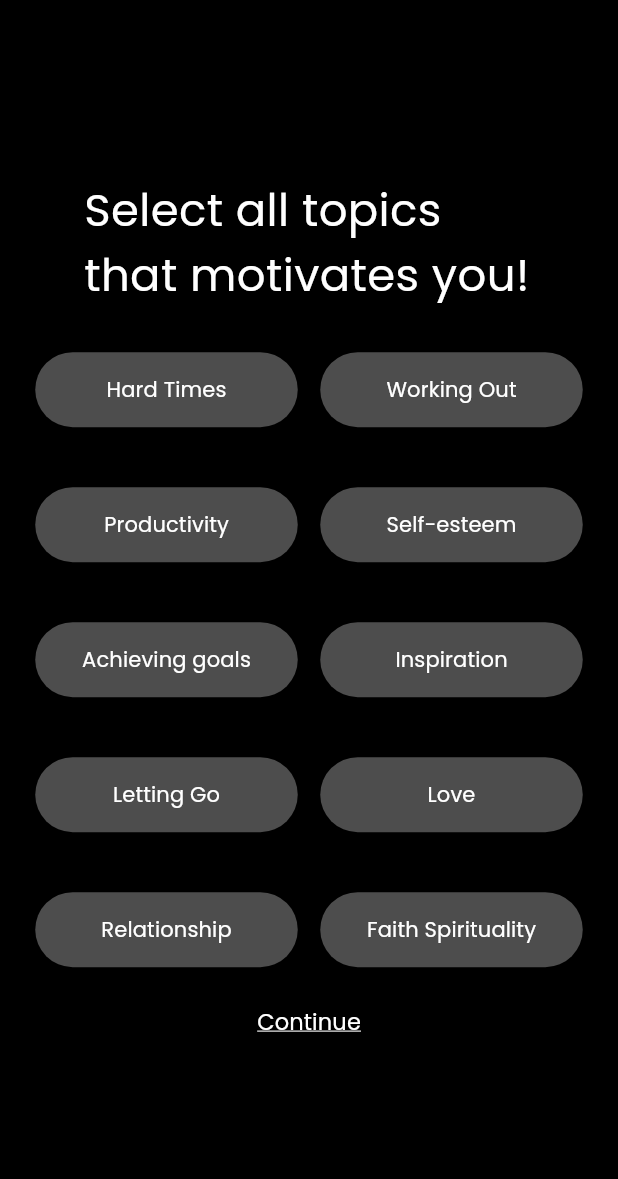
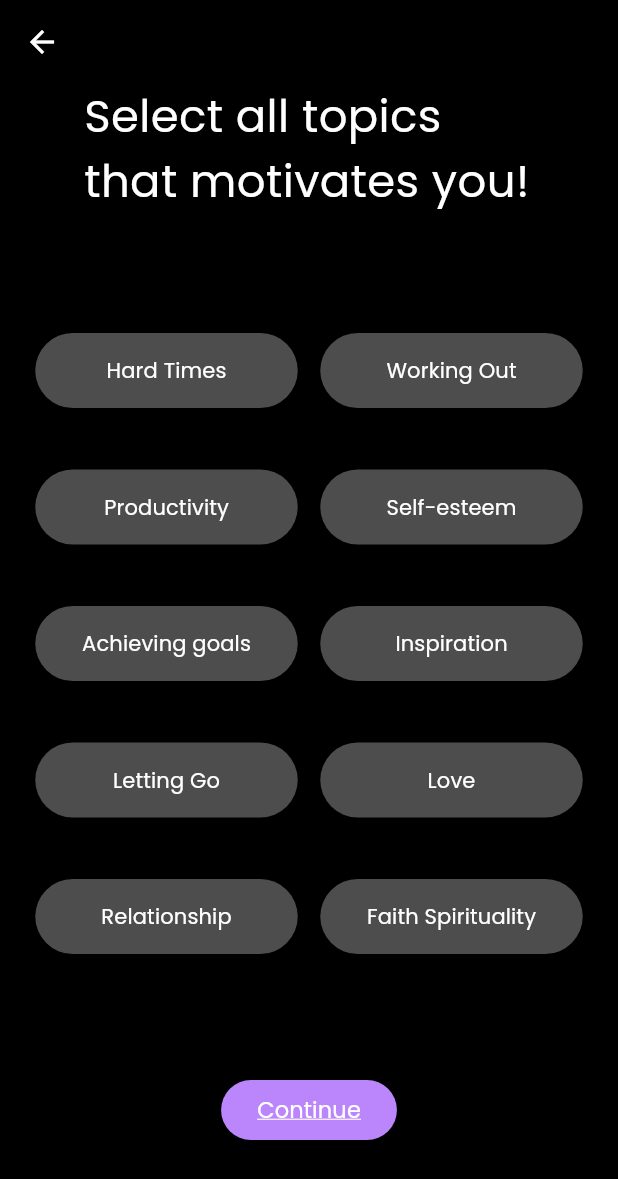
Before and after one commit to tanushreerjb/Wellness-App, a Flutter app: the UserpreferencePage screen opened directly, on a phone screen of 412 x 824 dp. Shown: the top 1179 px of the screen. Run offline on Flutter 3.47's test engine with Material 3 defaults, Android fonts, the phone set to English and light mode, and no system bars; our stand-ins replace cloud_firestore, dio, dotted_border, email_validator, firebase_auth, firebase_core and 2 more; accounts and stored records are empty.

Commit message:
User Preference Database & UI changes

```diff
--- a/lib/core/route/route_name.dart
+++ b/lib/core/route/route_name.dart
@@ -5,6 +5,7 @@ interface class AuthRouteName{
   static const String addCategoryScreen = "/add_category";
   static const String healthTipsScreen = "/health_tips";
   static const String adminDashboardScreen = "/admin_dashboard";
+  static const String userPreferenceScreen = "/user_preference";
 }
 
 class RoutesName{
--- a/lib/features/dashboard/dashboard.dart
+++ b/lib/features/dashboard/dashboard.dart
@@ -39,7 +39,7 @@ class _DashboardPageState extends State<DashboardPage> {
             color: Colors.white,
           ),
         ),
-        automaticallyImplyLeading: false,
+        //automaticallyImplyLeading: false,
         actions: [
           RawMaterialButton(
             child: CircleAvatar(
--- a/lib/main.dart
+++ b/lib/main.dart
@@ -74,12 +74,6 @@ class WellnessApp extends StatelessWidget {
         hoverColor: Colors.transparent,
       ),
 
-      //home: const LoginPage(),
-      // home: const SignupPage(),
-      // home: const UserpreferencePage(),
-      // home: const DashboardPage(),
-      // home: const ProfilePage(),
-      // home: const QuotePage(),
       onGenerateRoute: RouteConfig.generateRoute,
       initialRoute: RoutesName.defaultScreen,
     );
--- a/lib/user_preference.dart
+++ b/lib/user_preference.dart
@@ -1,6 +1,13 @@
+import 'dart:developer';
+
+import 'package:cloud_firestore/cloud_firestore.dart';
+import 'package:firebase_auth/firebase_auth.dart';
 import 'package:flutter/material.dart';
 import 'package:hugeicons/hugeicons.dart';
 import 'package:wellness_app/features/dashboard/dashboard.dart';
+
+import 'core/route/route_name.dart';
+import 'package:wellness_app/features/service/firestore_service.dart';
 
 class UserpreferencePage extends StatefulWidget {
   const UserpreferencePage({super.key});
@@ -10,19 +17,73 @@ class UserpreferencePage extends StatefulWidget {
 }
 
 class _UserpreferencePageState extends State<UserpreferencePage> {
+  // List of preference topics
+  bool isLoading = false;
   bool isChecked = false;
-  bool var1 = false;
-  bool var2 = false;
-  bool var3 = false;
-  bool var4 = false;
-  bool var5 = false;
-  bool var6 = false;
-  bool var7 = false;
-  bool var8 = false;
-  bool var9 = false;
-  bool var10 = false;
+
+  List<bool> preferences = List.filled(10, false);
+
+  // Add FireStoreService instance
+  final FireStoreService _fireStoreService = FireStoreService();
+
+  final List<String> topics = [
+    'Hard Times',
+    'Working Out',
+    'Productivity',
+    'Self-esteem',
+    'Achieving goals',
+    'Inspiration',
+    'Letting Go',
+    'Love',
+    'Relationship',
+    'Faith Spirituality',
+  ];
 
   @override
+  void initState() {
+    super.initState();
+  }
+
+  Future<void> _savePreferencesToFirebase() async {
+    setState(() {
+      isLoading = true;
+    });
+
+    try {
+      final user = FirebaseAuth.instance.currentUser;
+      if (user != null) {
+        // Get selected preferences using topics list instead of entry.key
+        List<String> selectedPreferences = [];
+        for (int i = 0; i < preferences.length; i++) {
+          if (preferences[i]) {
+            selectedPreferences.add(topics[i]);
+          }
+        }
+
+        // Use FireStoreService instead of direct Firestore call
+        await _fireStoreService.updateUserPreferences(
+          uuid: user.uid,
+          preferences: selectedPreferences,
+        );
+
+        // Navigate to dashboard
+        Navigator.of(context).pushNamed(AuthRouteName.dashboardScreen);
+      }
+    } catch (e) {
+      log("Failed to save preferences: $e");
+      ScaffoldMessenger.of(context).showSnackBar(
+        SnackBar(
+          content: Text('Failed to save preferences. Please try again.'),
+          backgroundColor: Colors.red,
+        ),
+      );
+    } finally {
+      setState(() {
+        isLoading = false;
+      });
+    }
+  }
+
   Widget build(BuildContext context) {
     Color getColor(Set<WidgetState> states) {
       const Set<WidgetState> interactiveStates = <WidgetState>{
@@ -38,10 +99,23 @@ class _UserpreferencePageState extends State<UserpreferencePage> {
 
     return Scaffold(
       backgroundColor: Colors.black,
+      appBar: AppBar(
+        backgroundColor: Colors.black,
+        title: const Text(
+          '',
+          style: TextStyle(
+            fontFamily: 'Poppins',
+            fontWeight: FontWeight.bold,
+            color: Colors.white,
+          ),
+        ),
+        //automaticallyImplyLeading: false,
+
+      ),
       body: Column(
-        spacing: 30, //equal spacing of 10
+        spacing: 80, //equal spacing of 10
         crossAxisAlignment: CrossAxisAlignment.center,
-        mainAxisAlignment: MainAxisAlignment.center,
+        mainAxisAlignment: MainAxisAlignment.start,
 
         children: [
           SizedBox(
@@ -59,7 +133,7 @@ class _UserpreferencePageState extends State<UserpreferencePage> {
           ),
 
           Column(
-            spacing: 12.5,
+            spacing: 13,
             children: [
               Row(
                 mainAxisAlignment: MainAxisAlignment.center,
@@ -71,20 +145,20 @@ class _UserpreferencePageState extends State<UserpreferencePage> {
                     width: 175,
                     child: FilledButton(
                       style: FilledButton.styleFrom(
-                        backgroundColor: var1
+                        backgroundColor: preferences[0]
                             ? Colors.white
                             : Colors.white30,
                       ),
                       onPressed: () {
                         setState(() {
-                          var1 = !var1;
+                          preferences[0] = !preferences[0];
                         });
                       }, //onPressed
 
                       child: Text(
                         'Hard Times',
                         style: TextStyle(
-                          color: var1 ? Colors.black : Colors.white,
+                          color: preferences[0] ? Colors.black : Colors.white,
                         ),
                       ),
                     ),
@@ -95,20 +169,20 @@ class _UserpreferencePageState extends State<UserpreferencePage> {
                     width: 175,
                     child: FilledButton(
                       style: FilledButton.styleFrom(
-                        backgroundColor: var2
+                        backgroundColor: preferences[1]
                             ? Colors.white
                             : Colors.white30,
                       ),
                       onPressed: () {
                         setState(() {
-                          var2 = !var2;
+                          preferences[1] = !preferences[1];
                         });
                       }, //onPressed
 
                       child: Text(
                         'Working Out',
                         style: TextStyle(
-                          color: var2 ? Colors.black : Colors.white,
+                          color: preferences[1] ? Colors.black : Colors.white,
                         ),
                       ),
                     ),
@@ -127,20 +201,20 @@ class _UserpreferencePageState extends State<UserpreferencePage> {
                     width: 175,
                     child: FilledButton(
                       style: FilledButton.styleFrom(
-                        backgroundColor: var3
+                        backgroundColor: preferences[2]
                             ? Colors.white
                             : Colors.white30,
                       ),
                       onPressed: () {
                         setState(() {
-                          var3 = !var3;
+                          preferences[2] = !preferences[2];
                         });
                       }, //onPressed
 
                       child: Text(
                         'Productivity',
                         style: TextStyle(
-                          color: var3 ? Colors.black : Colors.white,
+                          color: preferences[2] ? Colors.black : Colors.white,
                         ),
                       ),
                     ),
@@ -151,20 +225,20 @@ class _UserpreferencePageState extends State<UserpreferencePage> {
                     width: 175,
                     child: FilledButton(
                       style: FilledButton.styleFrom(
-                        backgroundColor: var4
+                        backgroundColor: preferences[3]
                             ? Colors.white
                             : Colors.white30,
                       ),
                       onPressed: () {
                         setState(() {
-                          var4 = !var4;
+                          preferences[3] = !preferences[3];
                         });
                       }, //onPressed
 
                       child: Text(
                         'Self-esteem',
                         style: TextStyle(
-                          color: var4 ? Colors.black : Colors.white,
+                          color: preferences[3] ? Colors.black : Colors.white,
                         ),
                       ),
                     ),
@@ -183,20 +257,20 @@ class _UserpreferencePageState extends State<UserpreferencePage> {
                     width: 175,
                     child: FilledButton(
                       style: FilledButton.styleFrom(
-                        backgroundColor: var5
+                        backgroundColor: preferences[4]
                             ? Colors.white
                             : Colors.white30,
                       ),
                       onPressed: () {
                         setState(() {
-                          var5 = !var5;
+                          preferences[4] = !preferences[4];
                         });
                       }, //onPressed
 
                       child: Text(
                         'Achieving goals',
                         style: TextStyle(
-                          color: var5 ? Colors.black : Colors.white,
+                          color: preferences[4] ? Colors.black : Colors.white,
                         ),
                       ),
                     ),
@@ -207,20 +281,20 @@ class _UserpreferencePageState extends State<UserpreferencePage> {
                     width: 175,
                     child: FilledButton(
                       style: FilledButton.styleFrom(
-                        backgroundColor: var6
+                        backgroundColor: preferences[5]
                             ? Colors.white
                             : Colors.white30,
                       ),
                       onPressed: () {
                         setState(() {
-                          var6 = !var6;
+                          preferences[5] = !preferences[5];
                         });
                       }, //onPressed
 
                       child: Text(
                         'Inspiration',
                         style: TextStyle(
-                          color: var6 ? Colors.black : Colors.white,
+                          color: preferences[5] ? Colors.black : Colors.white,
                         ),
                       ),
                     ),
@@ -239,20 +313,20 @@ class _UserpreferencePageState extends State<UserpreferencePage> {
                     width: 175,
                     child: FilledButton(
                       style: FilledButton.styleFrom(
-                        backgroundColor: var7
+                        backgroundColor: preferences[6]
                             ? Colors.white
                             : Colors.white30,
                       ),
                       onPressed: () {
                         setState(() {
-                          var7 = !var7;
+                          preferences[6] = !preferences[6];
                         });
                       }, //onPressed
 
                       child: Text(
                         'Letting Go',
                         style: TextStyle(
-                          color: var7 ? Colors.black : Colors.white,
+                          color: preferences[6] ? Colors.black : Colors.white,
                         ),
                       ),
                     ),
@@ -263,20 +337,20 @@ class _UserpreferencePageState extends State<UserpreferencePage> {
                     width: 175,
                     child: FilledButton(
                       style: FilledButton.styleFrom(
-                        backgroundColor: var8
+                        backgroundColor: preferences[7]
                             ? Colors.white
                             : Colors.white30,
                       ),
                       onPressed: () {
                         setState(() {
-                          var8 = !var8;
+                          preferences[7] = !preferences[7];
                         });
                       }, //onPressed
 
                       child: Text(
                         'Love',
                         style: TextStyle(
-                          color: var8 ? Colors.black : Colors.white,
+                          color: preferences[7] ? Colors.black : Colors.white,
                         ),
                       ),
                     ),
@@ -295,20 +369,20 @@ class _UserpreferencePageState extends State<UserpreferencePage> {
                     width: 175,
                     child: FilledButton(
                       style: FilledButton.styleFrom(
-                        backgroundColor: var9
+                        backgroundColor: preferences[8]
                             ? Colors.white
                             : Colors.white30,
                       ),
                       onPressed: () {
                         setState(() {
-                          var9 = !var9;
+                          preferences[8] = !preferences[8];
                         });
                       }, //onPressed
 
                       child: Text(
                         'Relationship',
                         style: TextStyle(
-                          color: var9 ? Colors.black : Colors.white,
+                          color: preferences[8] ? Colors.black : Colors.white,
                         ),
                       ),
                     ),
@@ -319,36 +393,35 @@ class _UserpreferencePageState extends State<UserpreferencePage> {
                     width: 175,
                     child: FilledButton(
                       style: FilledButton.styleFrom(
-                        backgroundColor: var10
+                        backgroundColor: preferences[9]
                             ? Colors.white
                             : Colors.white30,
                       ),
                       onPressed: () {
                         setState(() {
-                          var10 = !var10;
+                          preferences[9] = !preferences[9];
                         });
                       }, //onPressed
 
                       child: Text(
                         'Faith Spirituality',
                         style: TextStyle(
-                          color: var10 ? Colors.black : Colors.white,
+                          color: preferences[9] ? Colors.black : Colors.white,
                         ),
                       ),
                     ),
                   ),
                 ], //Children
               ),
+            ], //Children
+          ),
 
-              TextButton(
-                onPressed: () {
-                  Navigator.push(
-                    context,
-                    MaterialPageRoute(builder: (context) => DashboardPage()
-                    ),
-                  );
-                },
-                child: Text(
+          //SizedBox(width: 100,),
+          FilledButton(
+            onPressed: isLoading ? null : _savePreferencesToFirebase, // Updated to use the save method
+            child: isLoading
+                ? CircularProgressIndicator(color: Colors.white)
+                : Text(
               'Continue',
               style: TextStyle(
                 fontSize: 15,
@@ -357,22 +430,6 @@ class _UserpreferencePageState extends State<UserpreferencePage> {
               ),
             ),
           ),
-
-              /*SizedBox(
-                child: FilledButton(
-                  onPressed: (){
-                    Navigator.push(context,
-                        MaterialPageRoute(
-                            builder: (context) ==>h
-                    ),
-                    );
-                  },
-                )
-              )*/
-
-
-            ], //Children
-          ),
         ], //Children
       ),
     );
```
Also changed, not shown: lib/core/route/route_config.dart (+8 -1 lines), lib/features/auth/login.dart (+31 -20 lines), lib/features/auth/signup.dart (+32 -2 lines), lib/features/service/firestore_service.dart (+57 -11 lines). Lines whose indentation alone changed are shown as unchanged.
